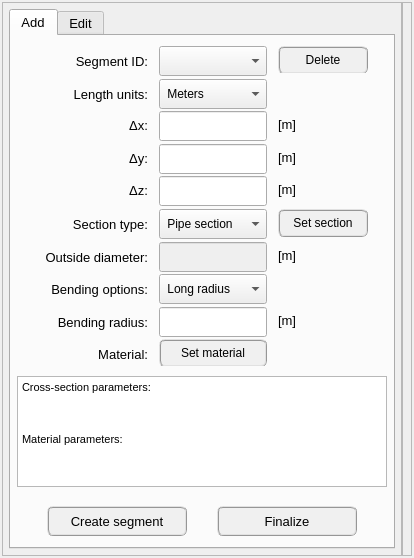
This is data/user_input/ui_files/Model/geometry/opp_geometry_designer.ui in open-pulse/OpenPulse as Qt 5 draws it before an edit. The edited form follows.
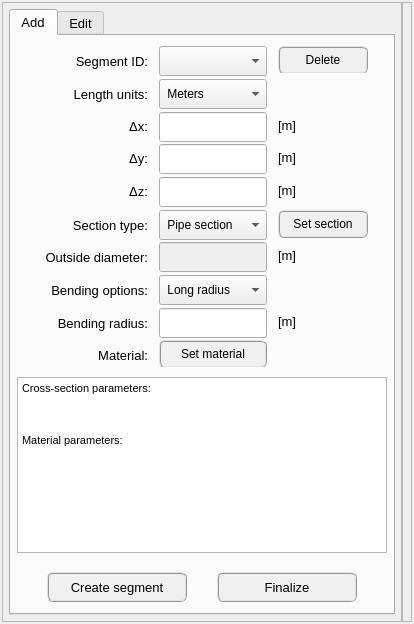
This is the edited form.

Commit message: modify main window interface

The edit to the form file:
```diff
--- a/data/user_input/ui_files/Model/geometry/opp_geometry_designer.ui
+++ b/data/user_input/ui_files/Model/geometry/opp_geometry_designer.ui
@@ -7,7 +7,7 @@
     <x>0</x>
     <y>0</y>
     <width>414</width>
-    <height>558</height>
+    <height>624</height>
    </rect>
   </property>
   <property name="minimumSize">
@@ -296,12 +296,12 @@
                 <string>&lt;!DOCTYPE HTML PUBLIC &quot;-//W3C//DTD HTML 4.0//EN&quot; &quot;http://www.w3.org/TR/REC-html40/strict.dtd&quot;&gt;
 &lt;html&gt;&lt;head&gt;&lt;meta name=&quot;qrichtext&quot; content=&quot;1&quot; /&gt;&lt;style type=&quot;text/css&quot;&gt;
 p, li { white-space: pre-wrap; }
-&lt;/style&gt;&lt;/head&gt;&lt;body style=&quot; font-family:'MS Shell Dlg 2'; font-size:10pt; font-weight:400; font-style:normal;&quot;&gt;
-&lt;p style=&quot; margin-top:0px; margin-bottom:0px; margin-left:0px; margin-right:0px; -qt-block-indent:0; text-indent:0px;&quot;&gt;&lt;span style=&quot; font-size:8pt;&quot;&gt;Cross-section parameters:&lt;/span&gt;&lt;/p&gt;
-&lt;p style=&quot;-qt-paragraph-type:empty; margin-top:0px; margin-bottom:0px; margin-left:0px; margin-right:0px; -qt-block-indent:0; text-indent:0px; font-size:8pt;&quot;&gt;&lt;br /&gt;&lt;/p&gt;
-&lt;p style=&quot;-qt-paragraph-type:empty; margin-top:0px; margin-bottom:0px; margin-left:0px; margin-right:0px; -qt-block-indent:0; text-indent:0px; font-size:8pt;&quot;&gt;&lt;br /&gt;&lt;/p&gt;
-&lt;p style=&quot;-qt-paragraph-type:empty; margin-top:0px; margin-bottom:0px; margin-left:0px; margin-right:0px; -qt-block-indent:0; text-indent:0px; font-size:8pt;&quot;&gt;&lt;br /&gt;&lt;/p&gt;
-&lt;p style=&quot; margin-top:0px; margin-bottom:0px; margin-left:0px; margin-right:0px; -qt-block-indent:0; text-indent:0px;&quot;&gt;&lt;span style=&quot; font-size:8pt;&quot;&gt;Material parameters:&lt;/span&gt;&lt;/p&gt;&lt;/body&gt;&lt;/html&gt;</string>
+&lt;/style&gt;&lt;/head&gt;&lt;body style=&quot; font-family:'Cantarell'; font-size:10pt; font-weight:400; font-style:normal;&quot;&gt;
+&lt;p style=&quot; margin-top:0px; margin-bottom:0px; margin-left:0px; margin-right:0px; -qt-block-indent:0; text-indent:0px;&quot;&gt;&lt;span style=&quot; font-family:'MS Shell Dlg 2'; font-size:8pt;&quot;&gt;Cross-section parameters:&lt;/span&gt;&lt;/p&gt;
+&lt;p style=&quot;-qt-paragraph-type:empty; margin-top:0px; margin-bottom:0px; margin-left:0px; margin-right:0px; -qt-block-indent:0; text-indent:0px; font-family:'MS Shell Dlg 2'; font-size:8pt;&quot;&gt;&lt;br /&gt;&lt;/p&gt;
+&lt;p style=&quot;-qt-paragraph-type:empty; margin-top:0px; margin-bottom:0px; margin-left:0px; margin-right:0px; -qt-block-indent:0; text-indent:0px; font-family:'MS Shell Dlg 2'; font-size:8pt;&quot;&gt;&lt;br /&gt;&lt;/p&gt;
+&lt;p style=&quot;-qt-paragraph-type:empty; margin-top:0px; margin-bottom:0px; margin-left:0px; margin-right:0px; -qt-block-indent:0; text-indent:0px; font-family:'MS Shell Dlg 2'; font-size:8pt;&quot;&gt;&lt;br /&gt;&lt;/p&gt;
+&lt;p style=&quot; margin-top:0px; margin-bottom:0px; margin-left:0px; margin-right:0px; -qt-block-indent:0; text-indent:0px;&quot;&gt;&lt;span style=&quot; font-family:'MS Shell Dlg 2'; font-size:8pt;&quot;&gt;Material parameters:&lt;/span&gt;&lt;/p&gt;&lt;/body&gt;&lt;/html&gt;</string>
                </property>
               </widget>
              </item>
```
The commit also changes 4 other files.
